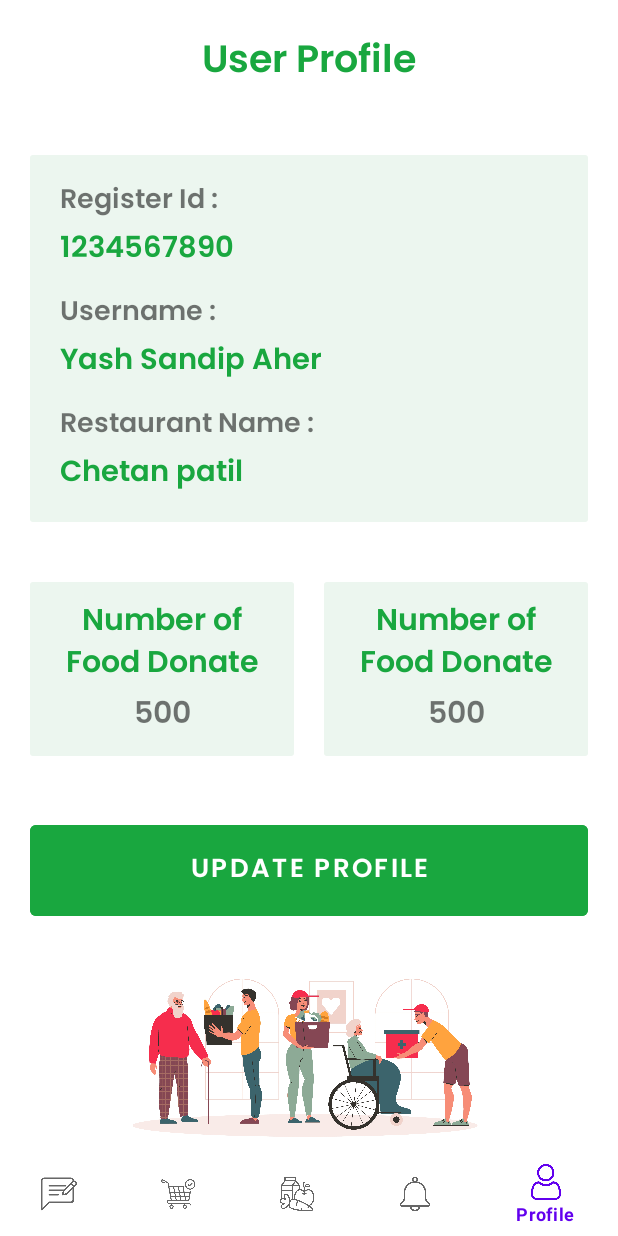
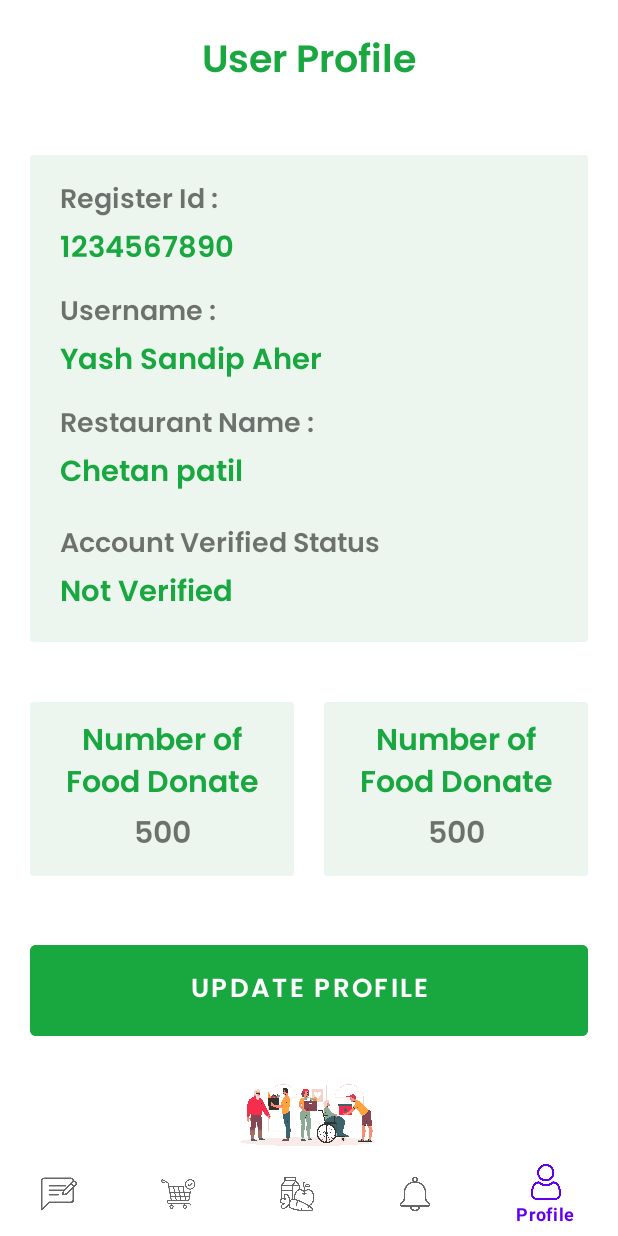
Before and after one commit to chetan7020/FoodBankApp, an Android app: the ProviderProfileFragment screen opened through its navigation route, on a phone screen of 412 x 824 dp. Run offline under Robolectric (Android 15) with nearby library versions, the phone set to English and light mode, and no system bars; our stand-ins replace navigation-ui.

Commit message:
profile page

```diff
--- a/app/src/main/res/layout/provider_fragment_profile.xml
+++ b/app/src/main/res/layout/provider_fragment_profile.xml
@@ -91,6 +91,28 @@
                     android:layout_width="wrap_content"
                     android:layout_height="wrap_content"
                     android:text="Chetan patil"
+                    android:textSize="19dp"
+                    android:textColor="@color/green"
+                    android:fontFamily="@font/poppins_semibold"/>
+
+            </LinearLayout>
+
+            <LinearLayout
+                android:layout_width="match_parent"
+                android:layout_height="wrap_content"
+                android:paddingLeft="20dp"
+                android:paddingBottom="15dp"
+                android:orientation="vertical">
+                <TextView
+                    android:layout_width="wrap_content"
+                    android:layout_height="wrap_content"
+                    android:text="Account Verified Status"
+                    android:textSize="18dp"
+                    android:fontFamily="@font/poppins_semibold"/>
+                <TextView
+                    android:layout_width="wrap_content"
+                    android:layout_height="wrap_content"
+                    android:text="Not Verified"
                     android:textSize="19dp"
                     android:textColor="@color/green"
                     android:fontFamily="@font/poppins_semibold"/>
```
